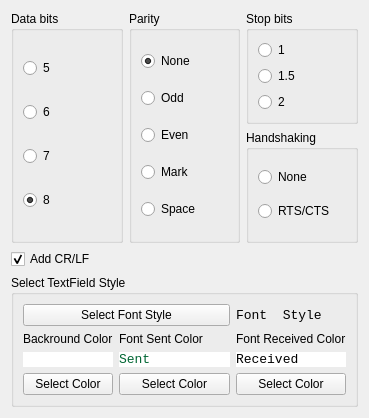
First picture: the form in Settings.ui, repository notiel/OstrannaTerminal, before the edit.
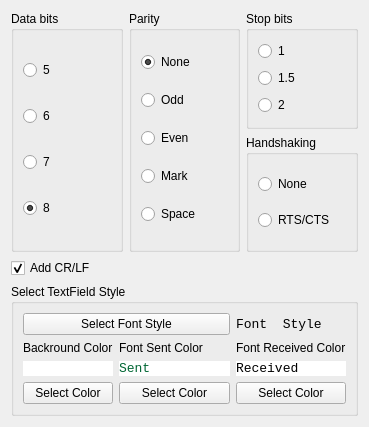
Second picture: the form after the edit.

Commit message: small design and logic fixes

```diff
--- a/Settings.ui
+++ b/Settings.ui
@@ -7,7 +7,7 @@
     <x>0</x>
     <y>0</y>
     <width>369</width>
-    <height>418</height>
+    <height>427</height>
    </rect>
   </property>
   <property name="windowTitle">
```
The commit also changes 5 other files.
